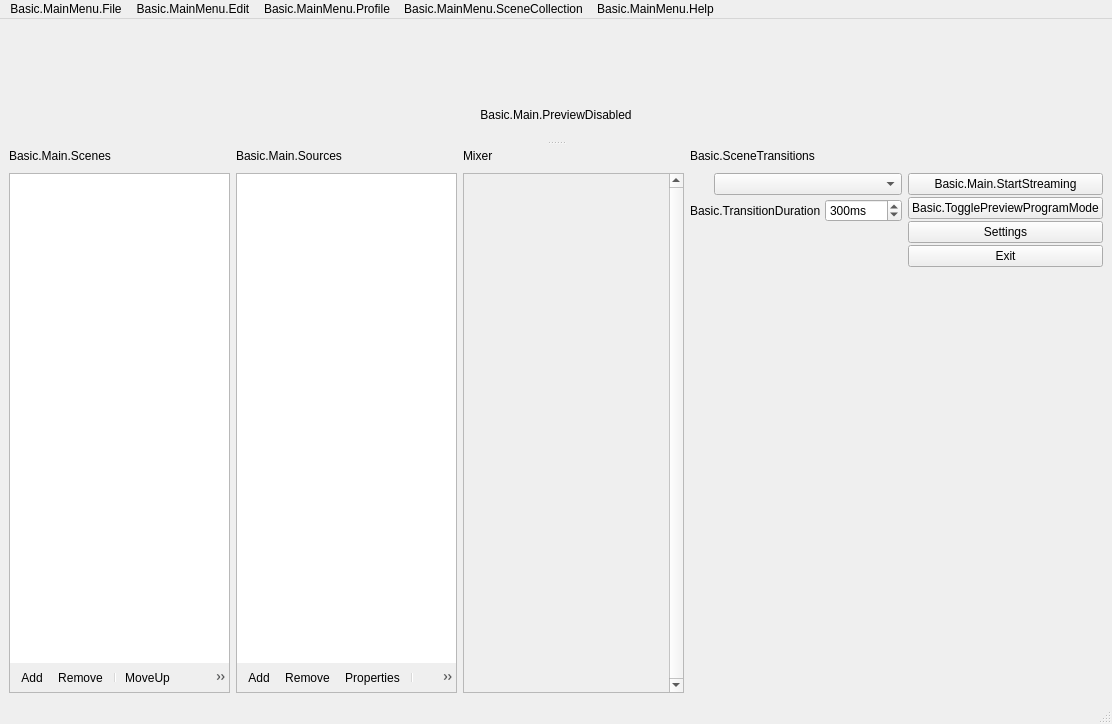
The window that obs/forms/OBSBasic.ui (mixer/tachyon) describes before a commit, drawn with Qt 5.
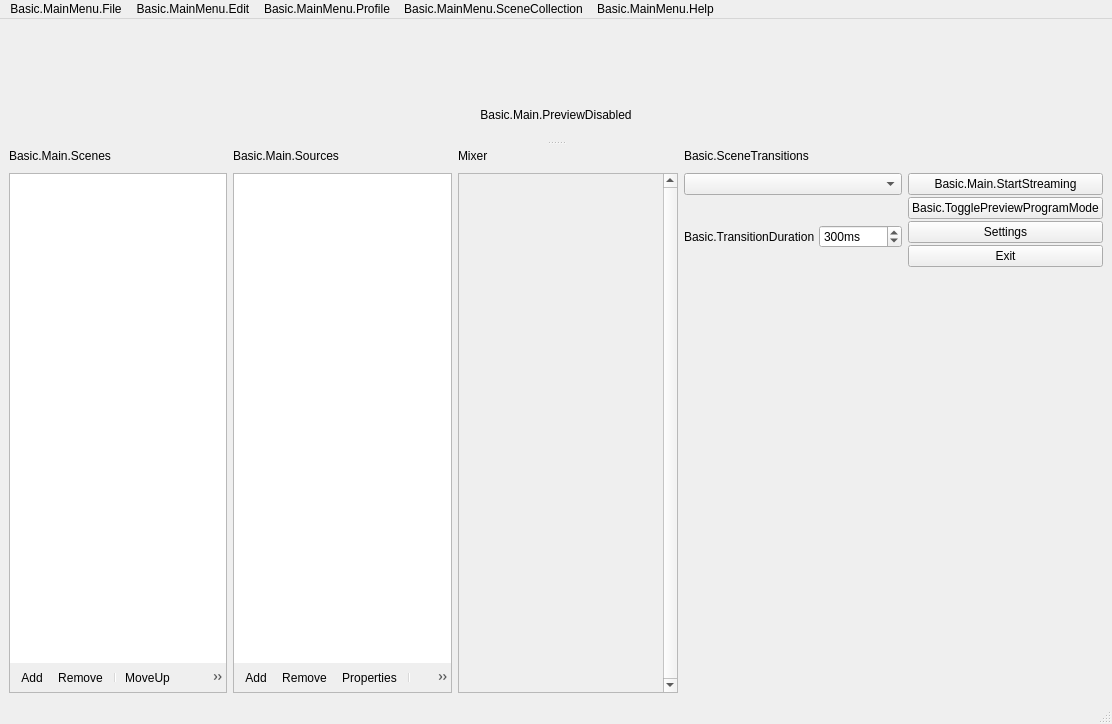
The same window after the commit. Icons and pictures are not drawn. Custom widgets are drawn as their Qt base class.

Commit message: UI: Add configurable transitions

```diff
--- a/obs/forms/OBSBasic.ui
+++ b/obs/forms/OBSBasic.ui
@@ -562,10 +562,103 @@
            <number>4</number>
           </property>
           <item>
-           <layout class="QHBoxLayout" name="horizontalLayout_2">
+           <widget class="QComboBox" name="transitions">
+            <property name="minimumSize">
+             <size>
+              <width>120</width>
+              <height>0</height>
+             </size>
+            </property>
+           </widget>
+          </item>
+          <item>
+           <layout class="QHBoxLayout" name="horizontalLayout_4">
             <property name="spacing">
-             <number>2</number>
+             <number>4</number>
             </property>
+            <item>
+             <spacer name="horizontalSpacer">
+              <property name="orientation">
+               <enum>Qt::Horizontal</enum>
+              </property>
+              <property name="sizeHint" stdset="0">
+               <size>
+                <width>40</width>
+                <height>20</height>
+               </size>
+              </property>
+             </spacer>
+            </item>
+            <item>
+             <widget class="QPushButton" name="transitionAdd">
+              <property name="sizePolicy">
+               <sizepolicy hsizetype="Maximum" vsizetype="Maximum">
+                <horstretch>0</horstretch>
+                <verstretch>0</verstretch>
+               </sizepolicy>
+              </property>
+              <property name="maximumSize">
+               <size>
+                <width>22</width>
+                <height>22</height>
+               </size>
+              </property>
+              <property name="toolTip">
+               <string>Basic.AddTransition</string>
+              </property>
+              <property name="accessibleName">
+               <string>Basic.AddTransition</string>
+              </property>
+              <property name="text">
+               <string notr="true"/>
+              </property>
+              <property name="icon">
+               <iconset resource="obs.qrc">
+                <normaloff>:/res/images/add.png</normaloff>:/res/images/add.png</iconset>
+              </property>
+              <property name="flat">
+               <bool>true</bool>
+              </property>
+              <property name="themeID" stdset="0">
+               <string notr="true">addIconSmall</string>
+              </property>
+             </widget>
+            </item>
+            <item>
+             <widget class="QPushButton" name="transitionRemove">
+              <property name="sizePolicy">
+               <sizepolicy hsizetype="Maximum" vsizetype="Maximum">
+                <horstretch>0</horstretch>
+                <verstretch>0</verstretch>
+               </sizepolicy>
+              </property>
+              <property name="maximumSize">
+               <size>
+                <width>22</width>
+                <height>22</height>
+               </size>
+              </property>
+              <property name="toolTip">
+               <string>Basic.RemoveTransition</string>
+              </property>
+              <property name="accessibleName">
+               <string>Basic.RemoveTransition</string>
+              </property>
+              <property name="text">
+               <string notr="true"/>
+              </property>
+              <property name="icon">
+               <iconset resource="obs.qrc">
+                <normaloff>:/res/images/list_remove.png</normaloff>:/res/images/list_remove.png</iconset>
+              </property>
+              <property name="flat">
+               <bool>true</bool>
+              </property>
+              <property name="themeID" stdset="0">
+               <string notr="true">removeIconSmall</string>
+              </property>
+             </widget>
+            </item>
             <item>
              <widget class="QPushButton" name="transitionProps">
               <property name="sizePolicy">
@@ -595,16 +688,6 @@
               </property>
              </widget>
             </item>
-            <item>
-             <widget class="QComboBox" name="transitions">
-              <property name="minimumSize">
-               <size>
-                <width>120</width>
-                <height>0</height>
-               </size>
-              </property>
-             </widget>
-            </item>
            </layout>
           </item>
           <item>
```
Left out of the diff: 6 changed lines with no effect on the pictures. The commit also changes 4 other files.
